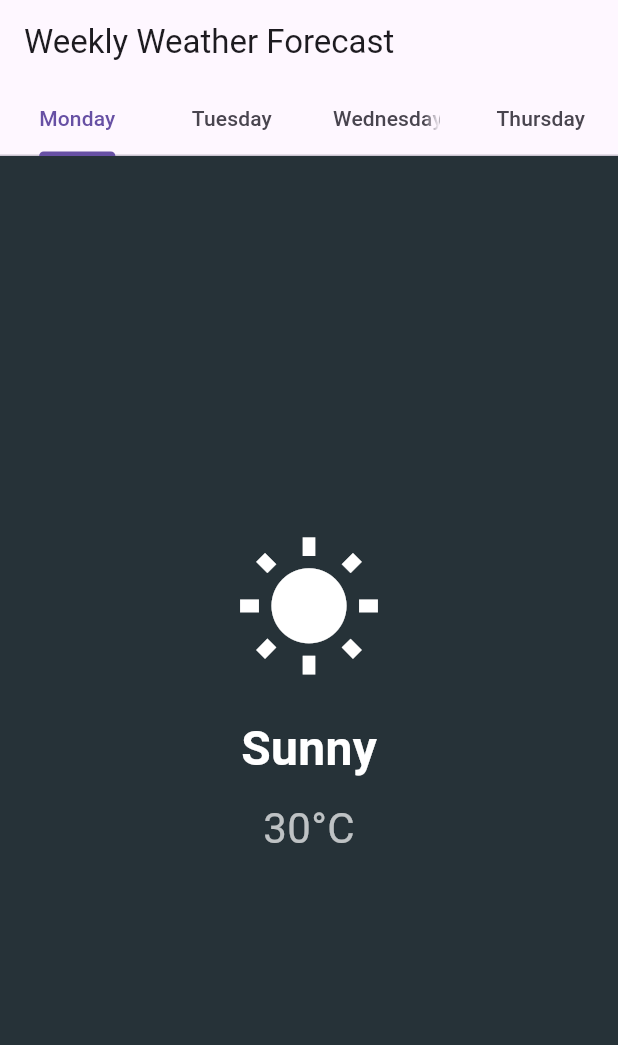
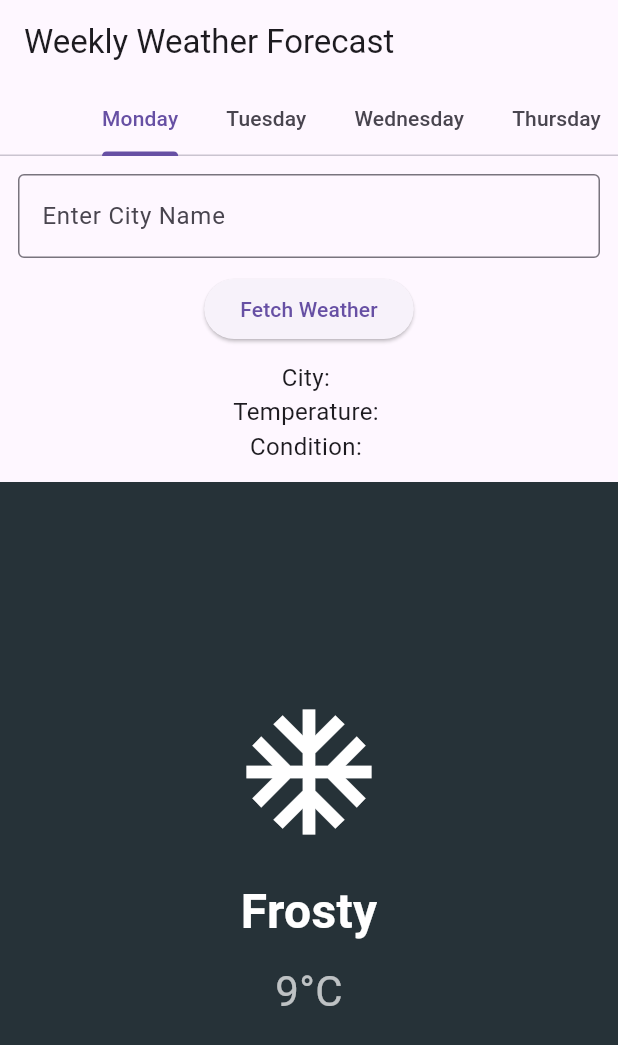
Before and after one commit to Mdiallo00/weather_info_app, a Flutter app: the screen it shows after launch, on a phone screen of 412 x 824 dp. Shown: the top 1045 px of the screen. Run offline on Flutter 3.47's test engine with Material 3 defaults, Android fonts, the phone set to English and light mode, and no system bars.

Commit message:
added city name, and temperature display

```diff
--- a/lib/main.dart
+++ b/lib/main.dart
@@ -1,3 +1,4 @@
+import 'dart:math';
 import 'package:flutter/material.dart';
 
 void main() {
@@ -9,7 +10,7 @@ class MyApp extends StatelessWidget {
   Widget build(BuildContext context) {
     return MaterialApp(
       home: DefaultTabController(
-        length: 4,
+        length: 7,
         child: _TabsNonScrollableDemo(),
       ),
     );
@@ -26,6 +27,23 @@ class __TabsNonScrollableDemoState extends State<_TabsNonScrollableDemo>
   late TabController _tabController;
 
   final RestorableInt tabIndex = RestorableInt(0);
+  final TextEditingController _cityController = TextEditingController();
+
+  String cityName = '';
+  String temperature = '';
+  String condition = '';
+
+  final tabs = [
+    'Monday',
+    'Tuesday',
+    'Wednesday',
+    'Thursday',
+    'Friday',
+    'Saturday',
+    'Sunday'
+  ];
+
+  late List<Map<String, dynamic>> weatherData;
 
   @override
   String get restorationId => 'tab_non_scrollable_demo';
@@ -33,7 +51,12 @@ class __TabsNonScrollableDemoState extends State<_TabsNonScrollableDemo>
   @override
   void restoreState(RestorationBucket? oldBucket, bool initialRestore) {
     registerForRestoration(tabIndex, 'tab_index');
+    // Use WidgetsBinding to delay setting tab index until the controller is ready
+    WidgetsBinding.instance.addPostFrameCallback((_) {
+      if (_tabController.index != tabIndex.value) {
         _tabController.index = tabIndex.value;
+      }
+    });
   }
 
   @override
@@ -41,44 +64,129 @@ class __TabsNonScrollableDemoState extends State<_TabsNonScrollableDemo>
     super.initState();
     _tabController = TabController(
       initialIndex: 0,
-      length: 4,
+      length: tabs.length,
       vsync: this,
     );
+
     _tabController.addListener(() {
       setState(() {
         tabIndex.value = _tabController.index;
       });
     });
+
+    weatherData = generateWeatherData();
   }
 
   @override
   void dispose() {
     _tabController.dispose();
     tabIndex.dispose();
+    _cityController.dispose();
     super.dispose();
+  }
+
+  List<Map<String, dynamic>> generateWeatherData() {
+    final Random random = Random();
+    List<Map<String, dynamic>> data = [];
+
+    for (int i = 0; i < tabs.length; i++) {
+      int tempValue = random.nextInt(41) - 5;
+      String condition = '';
+      IconData icon = Icons.help;
+
+      if (tempValue >= 28) {
+        final options = [
+          {'condition': 'Sunny', 'icon': Icons.wb_sunny},
+          {'condition': 'Clear', 'icon': Icons.wb_sunny_outlined},
+          {'condition': 'Hot', 'icon': Icons.local_fire_department},
+        ];
+        final selected = options[random.nextInt(options.length)];
+        condition = selected['condition'] as String;
+        icon = selected['icon'] as IconData;
+      } else if (tempValue >= 20) {
+        final options = [
+          {'condition': 'Partly Cloudy', 'icon': Icons.wb_cloudy},
+          {'condition': 'Cloudy', 'icon': Icons.cloud},
+          {'condition': 'Windy', 'icon': Icons.air},
+        ];
+        final selected = options[random.nextInt(options.length)];
+        condition = selected['condition'] as String;
+        icon = selected['icon'] as IconData;
+      } else if (tempValue >= 10) {
+        final options = [
+          {'condition': 'Rainy', 'icon': Icons.grain},
+          {'condition': 'Drizzle', 'icon': Icons.opacity},
+          {'condition': 'Foggy', 'icon': Icons.blur_on},
+        ];
+        final selected = options[random.nextInt(options.length)];
+        condition = selected['condition'] as String;
+        icon = selected['icon'] as IconData;
+      } else {
+        final options = [
+          {'condition': 'Snowy', 'icon': Icons.ac_unit},
+          {'condition': 'Freezing', 'icon': Icons.ac_unit_outlined},
+          {'condition': 'Frosty', 'icon': Icons.ac_unit_sharp},
+        ];
+        final selected = options[random.nextInt(options.length)];
+        condition = selected['condition'] as String;
+        icon = selected['icon'] as IconData;
+      }
+
+      data.add({
+        'temp': '$tempValue°C',
+        'condition': condition,
+        'icon': icon,
+      });
+    }
+
+    return data;
   }
 
   @override
   Widget build(BuildContext context) {
-    final tabs = ['Monday', 'Tuesday', 'Wednesday', 'Thursday'];
-    final weatherData = [
-      {'icon': Icons.wb_sunny, 'condition': 'Sunny', 'temp': '30°C'},
-      {'icon': Icons.cloud, 'condition': 'Cloudy', 'temp': '24°C'},
-      {'icon': Icons.grain, 'condition': 'Rainy', 'temp': '19°C'},
-      {'icon': Icons.ac_unit, 'condition': 'Snowy', 'temp': '-2°C'},
-    ];
-
     return Scaffold(
       appBar: AppBar(
         automaticallyImplyLeading: false,
         title: Text('Weekly Weather Forecast'),
         bottom: TabBar(
           controller: _tabController,
-          isScrollable: false,
+          isScrollable: true,
           tabs: [for (final tab in tabs) Tab(text: tab)],
         ),
       ),
-      body: TabBarView(
+      body: Column(
+        children: [
+          Padding(
+            padding: const EdgeInsets.all(12.0),
+            child: Column(
+              children: [
+                TextField(
+                  controller: _cityController,
+                  decoration: InputDecoration(
+                    labelText: 'Enter City Name',
+                    border: OutlineInputBorder(),
+                  ),
+                ),
+                SizedBox(height: 10),
+                ElevatedButton(
+                  onPressed: () {
+                    setState(() {
+                      cityName = _cityController.text;
+                      temperature = '${20 + Random().nextInt(15)}°C';
+                      condition = 'Cloudy';
+                    });
+                  },
+                  child: Text('Fetch Weather'),
+                ),
+                SizedBox(height: 10),
+                Text('City: $cityName', style: TextStyle(fontSize: 16)),
+                Text('Temperature: $temperature', style: TextStyle(fontSize: 16)),
+                Text('Condition: $condition', style: TextStyle(fontSize: 16)),
+              ],
+            ),
+          ),
+          Expanded(
+            child: TabBarView(
               controller: _tabController,
               children: List.generate(tabs.length, (index) {
                 final data = weatherData[index];
@@ -116,6 +224,9 @@ class __TabsNonScrollableDemoState extends State<_TabsNonScrollableDemo>
                 );
               }),
             ),
+          ),
+        ],
+      ),
     );
   }
 }
```
Lines whose indentation alone changed are shown as unchanged.
